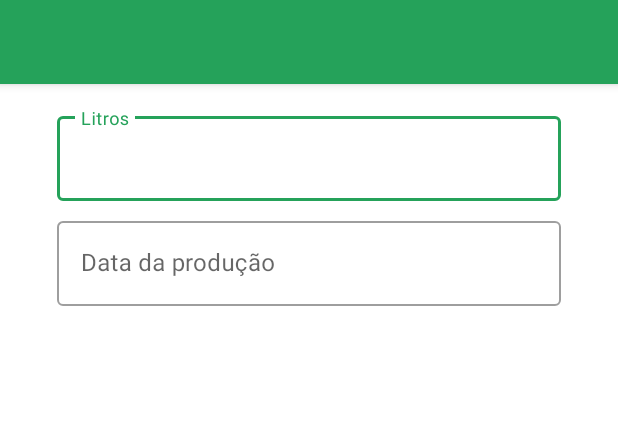
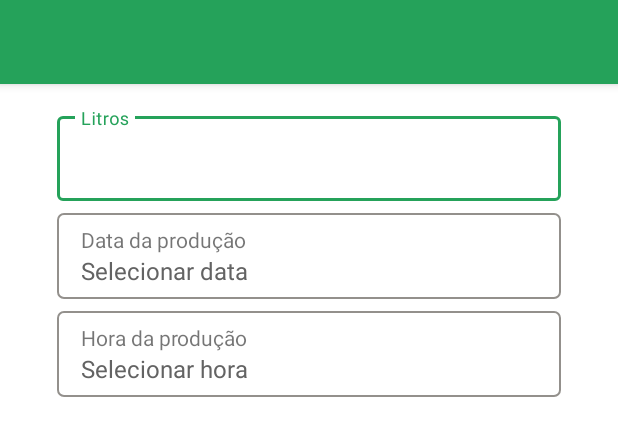
Before and after one commit to wandersonfelipegp13/app, an Android app: the layout activity_production_form.xml on its own in the app's theme, with its tools: preview values and no code run, on a phone screen of 412 x 824 dp. Shown: the top 436 px of the screen. Run offline under Robolectric (Android 15) with nearby library versions, the phone set to English and light mode, and no system bars; Roboto replaces fonts that are not available here.

Commit message:
feat: Date Picker no form de Produção

```diff
--- a/app/src/main/res/layout/activity_production_form.xml
+++ b/app/src/main/res/layout/activity_production_form.xml
@@ -7,31 +7,42 @@
 
     </data>
 
-    <ScrollView
+    <androidx.constraintlayout.widget.ConstraintLayout
         android:layout_width="match_parent"
         android:layout_height="match_parent"
         tools:context=".ProductionFormActivity">
-
-        <LinearLayout
-            android:layout_width="match_parent"
-            android:layout_height="wrap_content"
-            android:orientation="vertical">
 
         <androidx.appcompat.widget.Toolbar
             android:id="@+id/toolbar"
             style="@style/Widget.MaterialComponents.Toolbar.Primary"
             android:layout_width="match_parent"
             android:layout_height="?attr/actionBarSize"
-                android:background="@color/green_500" />
+            android:background="@color/green_500"
+            app:layout_constraintEnd_toEndOf="parent"
+            app:layout_constraintStart_toStartOf="parent"
+            app:layout_constraintTop_toTopOf="parent" />
+
+        <ScrollView
+            android:layout_width="match_parent"
+            android:layout_height="wrap_content"
+            app:layout_constraintEnd_toEndOf="parent"
+            app:layout_constraintStart_toStartOf="parent"
+            app:layout_constraintTop_toBottomOf="@id/toolbar">
+
+            <androidx.constraintlayout.widget.ConstraintLayout
+                android:layout_width="match_parent"
+                android:layout_height="wrap_content">
 
                 <com.google.android.material.textfield.TextInputLayout
                     android:id="@+id/tilLiters"
                     style="@style/Widget.MaterialComponents.TextInputLayout.OutlinedBox"
                     android:layout_width="wrap_content"
                     android:layout_height="wrap_content"
-                android:layout_gravity="center"
                     android:layout_marginTop="@dimen/medium_margin"
-                android:minEms="18">
+                    android:minEms="18"
+                    app:layout_constraintEnd_toEndOf="parent"
+                    app:layout_constraintStart_toStartOf="parent"
+                    app:layout_constraintTop_toTopOf="parent">
 
                     <com.google.android.material.textfield.TextInputEditText
                         android:id="@+id/titLiters"
@@ -42,27 +53,66 @@
 
                 </com.google.android.material.textfield.TextInputLayout>
 
-            <com.google.android.material.textfield.TextInputLayout
-                android:id="@+id/tilProdDate"
-                style="@style/Widget.MaterialComponents.TextInputLayout.OutlinedBox"
+                <LinearLayout
+                    android:id="@+id/llSelectDate"
+                    android:layout_width="0dp"
+                    android:layout_height="wrap_content"
+                    android:layout_marginTop="@dimen/small_margin"
+                    android:background="@drawable/date_time_border"
+                    android:orientation="vertical"
+                    android:paddingHorizontal="@dimen/medium_padding"
+                    android:paddingVertical="@dimen/small_padding"
+                    app:layout_constraintEnd_toEndOf="@id/tilLiters"
+                    app:layout_constraintStart_toStartOf="@id/tilLiters"
+                    app:layout_constraintTop_toBottomOf="@+id/tilLiters">
+
+                    <TextView
                         android:layout_width="wrap_content"
                         android:layout_height="wrap_content"
-                android:layout_gravity="center"
-                android:layout_marginTop="@dimen/small_margin"
-                android:layout_marginBottom="@dimen/medium_margin"
-                android:minEms="18">
+                        android:text="@string/production_date" />
 
-                <com.google.android.material.textfield.TextInputEditText
-                    android:id="@+id/titProdDate"
-                    android:layout_width="match_parent"
-                    android:layout_height="match_parent"
-                    android:hint="@string/production_date"
-                    android:inputType="datetime" />
-
-            </com.google.android.material.textfield.TextInputLayout>
+                    <TextView
+                        android:id="@+id/tvDataProd"
+                        android:layout_width="wrap_content"
+                        android:layout_height="wrap_content"
+                        android:text="@string/animal_birth_not_selected"
+                        android:textColor="@color/dark_gray"
+                        android:textSize="@dimen/medium_text" />
 
                 </LinearLayout>
 
+                <LinearLayout
+                    android:id="@+id/llSelectTime"
+                    android:layout_width="0dp"
+                    android:layout_height="wrap_content"
+                    android:layout_marginTop="@dimen/small_margin"
+                    android:background="@drawable/date_time_border"
+                    android:orientation="vertical"
+                    android:paddingHorizontal="@dimen/medium_padding"
+                    android:paddingVertical="@dimen/small_padding"
+                    app:layout_constraintEnd_toEndOf="@id/llSelectDate"
+                    app:layout_constraintStart_toStartOf="@id/llSelectDate"
+                    app:layout_constraintTop_toBottomOf="@+id/llSelectDate">
+
+                    <TextView
+                        android:layout_width="wrap_content"
+                        android:layout_height="wrap_content"
+                        android:text="@string/production_hour" />
+
+                    <TextView
+                        android:id="@+id/tvTimeProd"
+                        android:layout_width="wrap_content"
+                        android:layout_height="wrap_content"
+                        android:text="@string/production_hour_not_select"
+                        android:textColor="@color/dark_gray"
+                        android:textSize="@dimen/medium_text" />
+
+                </LinearLayout>
+
+            </androidx.constraintlayout.widget.ConstraintLayout>
+
         </ScrollView>
 
+    </androidx.constraintlayout.widget.ConstraintLayout>
+
 </layout>
--- a/app/src/main/res/values/strings.xml
+++ b/app/src/main/res/values/strings.xml
@@ -94,6 +94,8 @@
     <!-- Production Form Activity -->
     <string name="production_saved">Produção salva</string>
     <string name="production_deleted">Produção excluída</string>
+    <string name="production_hour">Hora da produção</string>
+    <string name="production_hour_not_select">Selecionar hora</string>
 
     <string name="search_animal">Buscar animal</string>
     <string name="select_animal">Selecione o animal</string>
```
Also changed, not shown: app/src/main/java/com/example/myapplication/ProductionFormActivity.java (+93 -0 lines). Lines whose indentation alone changed are shown as unchanged.
